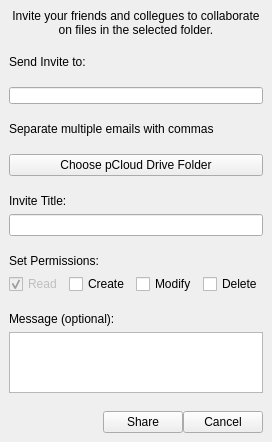
Old version of the form sharefolderwindow.ui in the repository pcloudcom/psyncgui.
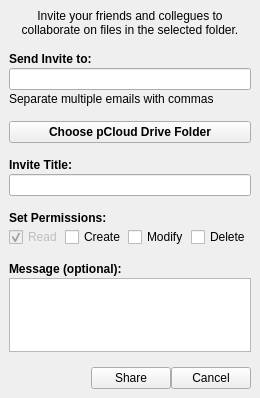
New version of the form.

Commit message: SLX - 236 | 1 update share folder, reg, log wins design 2 remove help option from dialogs 3 set fixed sizes for wisn in diff way

```diff
--- a/sharefolderwindow.ui
+++ b/sharefolderwindow.ui
@@ -7,7 +7,7 @@
     <x>0</x>
     <y>0</y>
     <width>259</width>
-    <height>423</height>
+    <height>398</height>
    </rect>
   </property>
   <property name="windowTitle">
@@ -16,12 +16,12 @@
   <widget class="QWidget" name="centralwidget">
    <layout class="QVBoxLayout" name="verticalLayout_5">
     <property name="spacing">
-     <number>18</number>
+     <number>15</number>
     </property>
     <item>
      <widget class="QLabel" name="labelinfo">
       <property name="text">
-       <string>&lt;html&gt;&lt;head/&gt;&lt;body&gt;&lt;p&gt;Invite your friends and collegues to collaborate on files in the selected folder.&lt;/p&gt;&lt;/body&gt;&lt;/html&gt;</string>
+       <string>&lt;html&gt;&lt;head/&gt;&lt;body&gt;&lt;p&gt;Invite your friends and collegues to&lt;br&gt; collaborate on files in the selected folder.&lt;/p&gt;&lt;/body&gt;&lt;/html&gt;</string>
       </property>
       <property name="scaledContents">
        <bool>true</bool>
@@ -30,16 +30,22 @@
        <set>Qt::AlignCenter</set>
       </property>
       <property name="wordWrap">
-       <bool>true</bool>
+       <bool>false</bool>
       </property>
      </widget>
     </item>
     <item>
      <layout class="QVBoxLayout" name="verticalLayout">
+      <property name="spacing">
+       <number>2</number>
+      </property>
       <item>
        <widget class="QLabel" name="label_2">
         <property name="text">
-         <string>&lt;html&gt;&lt;head/&gt;&lt;body&gt;&lt;p&gt;Send Invite to:&lt;/p&gt;&lt;/body&gt;&lt;/html&gt;</string>
+         <string>&lt;html&gt;&lt;head/&gt;&lt;body&gt;&lt;p&gt;&lt;span style=&quot; font-weight:600;&quot;&gt;Send Invite to:&lt;/span&gt;&lt;/p&gt;&lt;/body&gt;&lt;/html&gt;</string>
+        </property>
+        <property name="alignment">
+         <set>Qt::AlignBottom|Qt::AlignLeading|Qt::AlignLeft</set>
         </property>
        </widget>
       </item>
@@ -55,6 +61,9 @@
         <property name="text">
          <string>Separate multiple emails with commas</string>
         </property>
+        <property name="alignment">
+         <set>Qt::AlignLeading|Qt::AlignLeft|Qt::AlignTop</set>
+        </property>
        </widget>
       </item>
      </layout>
@@ -63,8 +72,8 @@
      <widget class="QPushButton" name="btnOpenRemoteDialog">
       <property name="font">
        <font>
-        <weight>50</weight>
-        <bold>false</bold>
+        <weight>75</weight>
+        <bold>true</bold>
        </font>
       </property>
       <property name="text">
@@ -75,12 +84,15 @@
     <item>
      <layout class="QVBoxLayout" name="verticalLayout_2">
       <property name="spacing">
-       <number>6</number>
+       <number>2</number>
       </property>
       <item>
        <widget class="QLabel" name="label_3">
         <property name="text">
-         <string>&lt;html&gt;&lt;head/&gt;&lt;body&gt;&lt;p&gt;Invite Title:&lt;/p&gt;&lt;/body&gt;&lt;/html&gt;</string>
+         <string>&lt;html&gt;&lt;head/&gt;&lt;body&gt;&lt;p&gt;&lt;span style=&quot; font-weight:600;&quot;&gt;Invite Title:&lt;/span&gt;&lt;/p&gt;&lt;/body&gt;&lt;/html&gt;</string>
+        </property>
+        <property name="alignment">
+         <set>Qt::AlignBottom|Qt::AlignLeading|Qt::AlignLeft</set>
         </property>
        </widget>
       </item>
@@ -92,12 +104,12 @@
     <item>
      <layout class="QVBoxLayout" name="verticalLayout_3">
       <property name="spacing">
-       <number>6</number>
+       <number>2</number>
       </property>
       <item>
        <widget class="QLabel" name="label_5">
         <property name="text">
-         <string>&lt;html&gt;&lt;head/&gt;&lt;body&gt;&lt;p&gt;Set Permissions:&lt;/p&gt;&lt;/body&gt;&lt;/html&gt;</string>
+         <string>&lt;html&gt;&lt;head/&gt;&lt;body&gt;&lt;p&gt;&lt;span style=&quot; font-weight:600;&quot;&gt;Set Permissions:&lt;/span&gt;&lt;/p&gt;&lt;/body&gt;&lt;/html&gt;</string>
         </property>
        </widget>
       </item>
@@ -158,9 +170,9 @@
      </layout>
     </item>
     <item>
-     <layout class="QVBoxLayout" name="verticalLayout_4" stretch="1,4">
+     <layout class="QVBoxLayout" name="verticalLayout_4" stretch="0,0">
       <property name="spacing">
-       <number>6</number>
+       <number>2</number>
       </property>
       <item>
        <widget class="QLabel" name="label_msg">
@@ -171,10 +183,10 @@
          </size>
         </property>
         <property name="text">
-         <string>&lt;html&gt;&lt;head/&gt;&lt;body&gt;&lt;p&gt;Message (optional):&lt;/p&gt;&lt;/body&gt;&lt;/html&gt;</string>
+         <string>&lt;html&gt;&lt;head/&gt;&lt;body&gt;&lt;p&gt;&lt;span style=&quot; font-weight:600;&quot;&gt;Message (optional):&lt;/span&gt;&lt;/p&gt;&lt;/body&gt;&lt;/html&gt;</string>
         </property>
         <property name="alignment">
-         <set>Qt::AlignLeading|Qt::AlignLeft|Qt::AlignVCenter</set>
+         <set>Qt::AlignBottom|Qt::AlignLeading|Qt::AlignLeft</set>
         </property>
        </widget>
       </item>
@@ -210,6 +222,12 @@
       </item>
       <item>
        <widget class="QPushButton" name="sharebutton">
+        <property name="font">
+         <font>
+          <weight>50</weight>
+          <bold>false</bold>
+         </font>
+        </property>
         <property name="text">
          <string>Share</string>
         </property>
@@ -217,6 +235,12 @@
       </item>
       <item>
        <widget class="QPushButton" name="cancelbutton">
+        <property name="font">
+         <font>
+          <weight>50</weight>
+          <bold>false</bold>
+         </font>
+        </property>
         <property name="text">
          <string>Cancel</string>
         </property>
```
The commit also changes 17 other files.
